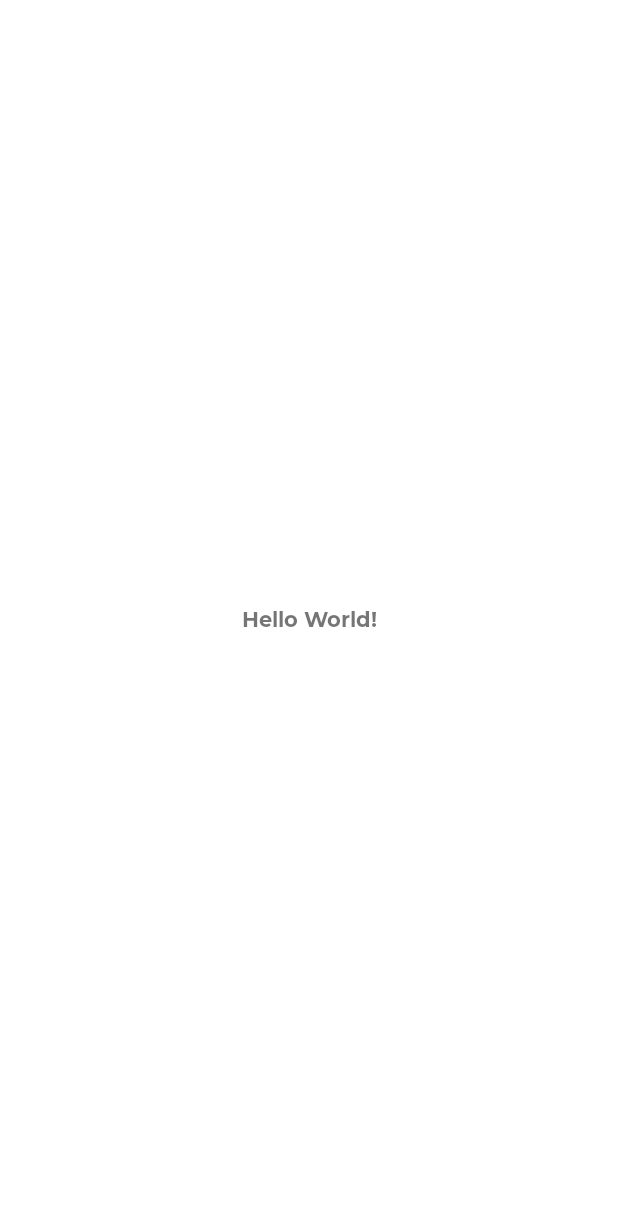
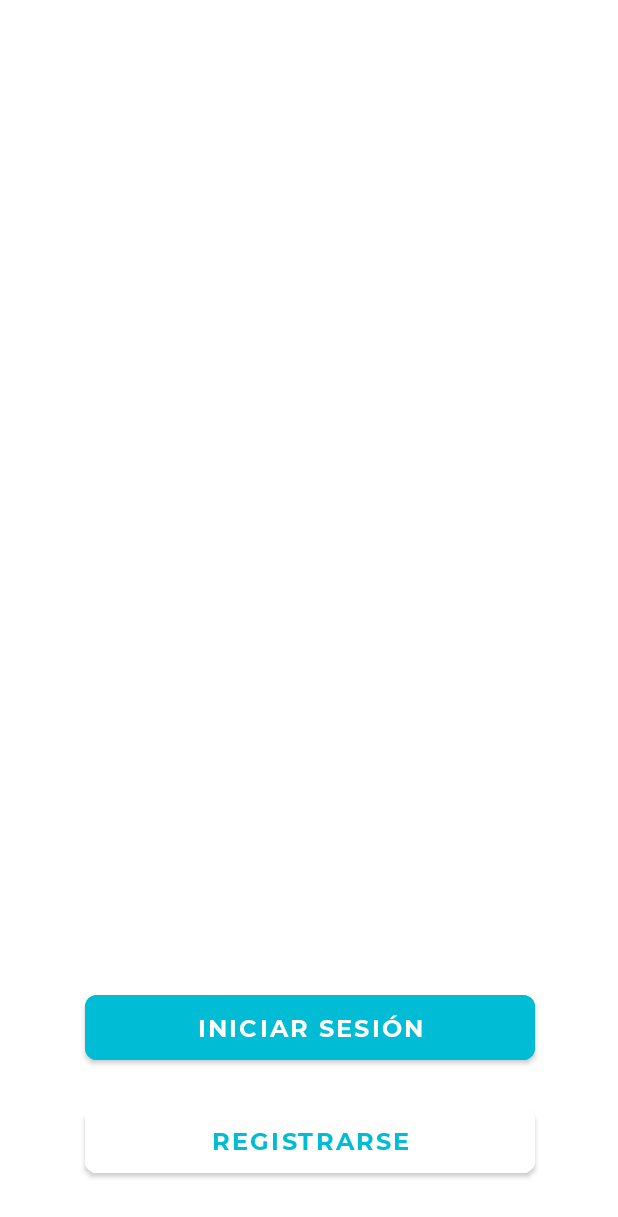
Before and after one commit to lJeskl/proyectoDesarrollo, an Android app: the screen it shows after launch (MainActivity), on a phone screen of 412 x 824 dp. Before the commit the part shown is almost empty. Shown: the top 1217 px of the screen. Run offline under Robolectric (Android 15) with nearby library versions, the phone set to English and light mode, and no system bars.

Commit message:
Se crea vista principal

```diff
--- a/AppEjercicio/app/src/main/AndroidManifest.xml
+++ b/AppEjercicio/app/src/main/AndroidManifest.xml
@@ -9,6 +9,7 @@
         android:roundIcon="@mipmap/ic_launcher_round"
         android:supportsRtl="true"
         android:theme="@style/AppTheme">
+        <activity android:name=".RegistroActivity"></activity>
         <activity android:name=".MainActivity">
             <intent-filter>
                 <action android:name="android.intent.action.MAIN" />
--- a/AppEjercicio/app/src/main/java/com/example/appejercicio/MainActivity.java
+++ b/AppEjercicio/app/src/main/java/com/example/appejercicio/MainActivity.java
@@ -2,17 +2,40 @@ package com.example.appejercicio;
 
 import androidx.appcompat.app.AppCompatActivity;
 
+import android.content.Intent;
 import android.os.Bundle;
+import android.view.View;
+import android.widget.AdapterView;
+import android.widget.Button;
 
 import com.example.appejercicio.Utilidades.Utilidades;
 
-public class MainActivity extends AppCompatActivity {
+public class MainActivity extends AppCompatActivity implements AdapterView.OnClickListener {
+
+    private Button btnRegistro;
+    private Button btnLogin;
 
     @Override
     protected void onCreate(Bundle savedInstanceState) {
         super.onCreate(savedInstanceState);
         setContentView(R.layout.activity_main);
 
+        btnRegistro = (Button) findViewById(R.id.btnRegistro);
+        btnRegistro.setOnClickListener(this);
+
+        btnLogin = (Button) findViewById(R.id.btnLogin);
+        btnLogin.setOnClickListener(this);
+    }
+
+
+    @Override
+    public void onClick(View v) {
+        if(v.getId() == R.id.btnRegistro){
+            Intent intent = new Intent(this,RegistroActivity.class);
+            startActivity(intent);
+        }else{
+
+        }
 
     }
 }
--- /dev/null
+++ b/AppEjercicio/app/src/main/java/com/example/appejercicio/RegistroActivity.java
@@ -0,0 +1,14 @@
+package com.example.appejercicio;
+
+import androidx.appcompat.app.AppCompatActivity;
+
+import android.os.Bundle;
+
+public class RegistroActivity extends AppCompatActivity {
+
+    @Override
+    protected void onCreate(Bundle savedInstanceState) {
+        super.onCreate(savedInstanceState);
+        setContentView(R.layout.activity_registro);
+    }
+}
--- a/AppEjercicio/app/src/main/res/layout/activity_main.xml
+++ b/AppEjercicio/app/src/main/res/layout/activity_main.xml
@@ -6,13 +6,37 @@
     android:layout_height="match_parent"
     tools:context=".MainActivity">
 
-    <TextView
-        android:layout_width="wrap_content"
-        android:layout_height="wrap_content"
-        android:text="Hello World!"
+    <com.google.android.material.button.MaterialButton
+        android:id="@+id/btnLogin"
+        android:layout_width="300dp"
+        android:layout_height="55dp"
+        android:layout_marginBottom="20dp"
+        android:backgroundTint="@color/colorPrimary"
+        android:text="@string/btn_iniciar_sesion"
+        android:textColor="@color/primaryTextColor"
+        android:textSize="16sp"
+        android:textStyle="bold"
+        app:cornerRadius="8dp"
+        app:layout_constraintBottom_toTopOf="@+id/btnRegistro"
+        app:layout_constraintEnd_toEndOf="parent"
+        app:layout_constraintHorizontal_bias="0.504"
+        app:layout_constraintStart_toStartOf="parent" />
+
+    <com.google.android.material.button.MaterialButton
+        android:id="@+id/btnRegistro"
+        android:layout_width="300dp"
+        android:layout_height="55dp"
+        android:layout_marginBottom="36dp"
+        android:backgroundTint="@color/primaryTextColor"
+        android:onClick="onClick"
+        android:text="@string/btn_registrarse"
+        android:textColor="@color/colorPrimary"
+        android:textSize="16sp"
+        android:textStyle="bold"
+        app:cornerRadius="8dp"
         app:layout_constraintBottom_toBottomOf="parent"
-        app:layout_constraintLeft_toLeftOf="parent"
-        app:layout_constraintRight_toRightOf="parent"
-        app:layout_constraintTop_toTopOf="parent" />
+        app:layout_constraintEnd_toEndOf="parent"
+        app:layout_constraintHorizontal_bias="0.504"
+        app:layout_constraintStart_toStartOf="parent" />
 
 </androidx.constraintlayout.widget.ConstraintLayout>
--- /dev/null
+++ b/AppEjercicio/app/src/main/res/layout/activity_registro.xml
@@ -0,0 +1,9 @@
+<?xml version="1.0" encoding="utf-8"?>
+<androidx.constraintlayout.widget.ConstraintLayout xmlns:android="http://schemas.android.com/apk/res/android"
+    xmlns:app="http://schemas.android.com/apk/res-auto"
+    xmlns:tools="http://schemas.android.com/tools"
+    android:layout_width="match_parent"
+    android:layout_height="match_parent"
+    tools:context=".RegistroActivity">
+
+</androidx.constraintlayout.widget.ConstraintLayout>
--- a/AppEjercicio/app/src/main/res/values/colors.xml
+++ b/AppEjercicio/app/src/main/res/values/colors.xml
@@ -1,6 +1,7 @@
 <?xml version="1.0" encoding="utf-8"?>
 <resources>
-    <color name="colorPrimary">#6200EE</color>
-    <color name="colorPrimaryDark">#3700B3</color>
+    <color name="colorPrimary">#00BCD4</color>
+    <color name="colorPrimaryDark">#0093a5</color>
     <color name="colorAccent">#03DAC5</color>
+    <color name="primaryTextColor">#FFFFFF</color>
 </resources>
--- a/AppEjercicio/app/src/main/res/values/strings.xml
+++ b/AppEjercicio/app/src/main/res/values/strings.xml
@@ -1,3 +1,7 @@
 <resources>
     <string name="app_name">AppEjercicio</string>
+
+    <!--  Botones  -->
+    <string name="btn_iniciar_sesion">INICIAR SESIóN</string>
+    <string name="btn_registrarse">REGISTRARSE</string>
 </resources>
```
